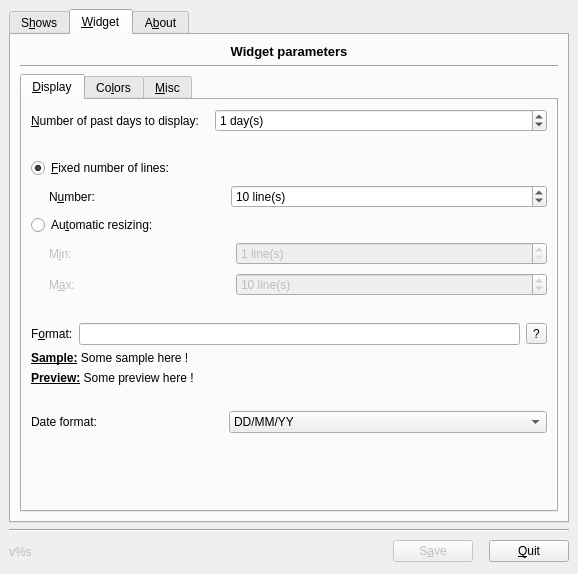
The window that nextShows/WorkFiles/ConfigGUI/NextShowsConfig.ui (gilcn/nextshows) describes before a commit, drawn with Qt 5.
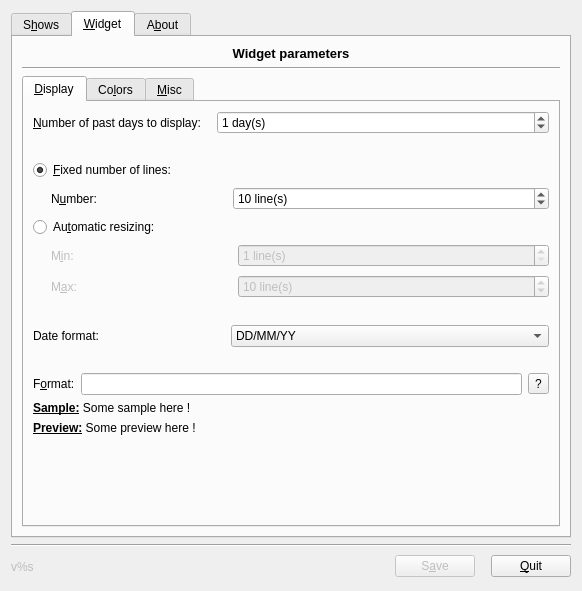
The same window after the commit. The open tabs and pages were chosen to show the change. Icons and pictures are not drawn.

```diff
--- a/nextShows/WorkFiles/ConfigGUI/NextShowsConfig.ui
+++ b/nextShows/WorkFiles/ConfigGUI/NextShowsConfig.ui
@@ -7,7 +7,7 @@
     <x>0</x>
     <y>0</y>
     <width>578</width>
-    <height>574</height>
+    <height>591</height>
    </rect>
   </property>
   <property name="windowTitle" >
@@ -17,24 +17,6 @@
    <iconset resource="NextShowsConfig.qrc" >:/images/icons/images/icons/nextShows.png</iconset>
   </property>
   <layout class="QGridLayout" >
-   <property name="leftMargin" >
-    <number>9</number>
-   </property>
-   <property name="topMargin" >
-    <number>9</number>
-   </property>
-   <property name="rightMargin" >
-    <number>9</number>
-   </property>
-   <property name="bottomMargin" >
-    <number>9</number>
-   </property>
-   <property name="horizontalSpacing" >
-    <number>6</number>
-   </property>
-   <property name="verticalSpacing" >
-    <number>6</number>
-   </property>
    <item row="0" column="0" >
     <widget class="QTabWidget" name="tabWidget" >
      <property name="currentIndex" >
@@ -875,6 +857,79 @@
            </item>
            <item row="8" column="0" >
             <layout class="QHBoxLayout" >
+             <item>
+              <widget class="QLabel" name="lblDateFormat" >
+               <property name="text" >
+                <string>Date format:</string>
+               </property>
+              </widget>
+             </item>
+             <item>
+              <spacer>
+               <property name="orientation" >
+                <enum>Qt::Horizontal</enum>
+               </property>
+               <property name="sizeType" >
+                <enum>QSizePolicy::Fixed</enum>
+               </property>
+               <property name="sizeHint" >
+                <size>
+                 <width>126</width>
+                 <height>20</height>
+                </size>
+               </property>
+              </spacer>
+             </item>
+             <item>
+              <widget class="QComboBox" name="comboBox" >
+               <property name="sizePolicy" >
+                <sizepolicy vsizetype="Fixed" hsizetype="Expanding" >
+                 <horstretch>0</horstretch>
+                 <verstretch>0</verstretch>
+                </sizepolicy>
+               </property>
+               <item>
+                <property name="text" >
+                 <string>DD/MM/YY</string>
+                </property>
+               </item>
+               <item>
+                <property name="text" >
+                 <string>MM/DD/YY</string>
+                </property>
+               </item>
+               <item>
+                <property name="text" >
+                 <string>YY/MM/DD</string>
+                </property>
+               </item>
+               <item>
+                <property name="text" >
+                 <string>YY/DD/MM</string>
+                </property>
+               </item>
+              </widget>
+             </item>
+            </layout>
+           </item>
+           <item row="9" column="0" >
+            <spacer>
+             <property name="orientation" >
+              <enum>Qt::Vertical</enum>
+             </property>
+             <property name="sizeType" >
+              <enum>QSizePolicy::Fixed</enum>
+             </property>
+             <property name="sizeHint" >
+              <size>
+               <width>20</width>
+               <height>20</height>
+              </size>
+             </property>
+            </spacer>
+           </item>
+           <item row="10" column="0" >
+            <layout class="QHBoxLayout" >
              <property name="spacing" >
               <number>6</number>
              </property>
@@ -922,7 +977,7 @@
              </item>
             </layout>
            </item>
-           <item row="9" column="0" >
+           <item row="11" column="0" >
             <widget class="QLabel" name="lblFormatSample" >
              <property name="text" >
               <string>&lt;u>&lt;b>Sample:&lt;/b>&lt;/u> Some sample here !</string>
@@ -932,86 +987,13 @@
              </property>
             </widget>
            </item>
-           <item row="10" column="0" >
+           <item row="12" column="0" >
             <widget class="QLabel" name="lblFormatPreview" >
              <property name="text" >
               <string>&lt;u>&lt;b>Preview:&lt;/b>&lt;/u> Some preview here !</string>
              </property>
             </widget>
            </item>
-           <item row="11" column="0" >
-            <spacer>
-             <property name="orientation" >
-              <enum>Qt::Vertical</enum>
-             </property>
-             <property name="sizeType" >
-              <enum>QSizePolicy::Fixed</enum>
-             </property>
-             <property name="sizeHint" >
-              <size>
-               <width>20</width>
-               <height>20</height>
-              </size>
-             </property>
-            </spacer>
-           </item>
-           <item row="12" column="0" >
-            <layout class="QHBoxLayout" >
-             <item>
-              <widget class="QLabel" name="lblDateFormat" >
-               <property name="text" >
-                <string>Date format:</string>
-               </property>
-              </widget>
-             </item>
-             <item>
-              <spacer>
-               <property name="orientation" >
-                <enum>Qt::Horizontal</enum>
-               </property>
-               <property name="sizeType" >
-                <enum>QSizePolicy::Fixed</enum>
-               </property>
-               <property name="sizeHint" >
-                <size>
-                 <width>126</width>
-                 <height>20</height>
-                </size>
-               </property>
-              </spacer>
-             </item>
-             <item>
-              <widget class="QComboBox" name="comboBox" >
-               <property name="sizePolicy" >
-                <sizepolicy vsizetype="Fixed" hsizetype="Expanding" >
-                 <horstretch>0</horstretch>
-                 <verstretch>0</verstretch>
-                </sizepolicy>
-               </property>
-               <item>
-                <property name="text" >
-                 <string>DD/MM/YY</string>
-                </property>
-               </item>
-               <item>
-                <property name="text" >
-                 <string>MM/DD/YY</string>
-                </property>
-               </item>
-               <item>
-                <property name="text" >
-                 <string>YY/MM/DD</string>
-                </property>
-               </item>
-               <item>
-                <property name="text" >
-                 <string>YY/DD/MM</string>
-                </property>
-               </item>
-              </widget>
-             </item>
-            </layout>
-           </item>
            <item row="13" column="0" >
             <spacer>
              <property name="orientation" >
@@ -1020,7 +1002,7 @@
              <property name="sizeHint" >
               <size>
                <width>516</width>
-               <height>61</height>
+               <height>111</height>
               </size>
              </property>
             </spacer>
```
Left out of the diff: 16 changed lines with no effect on the pictures.
